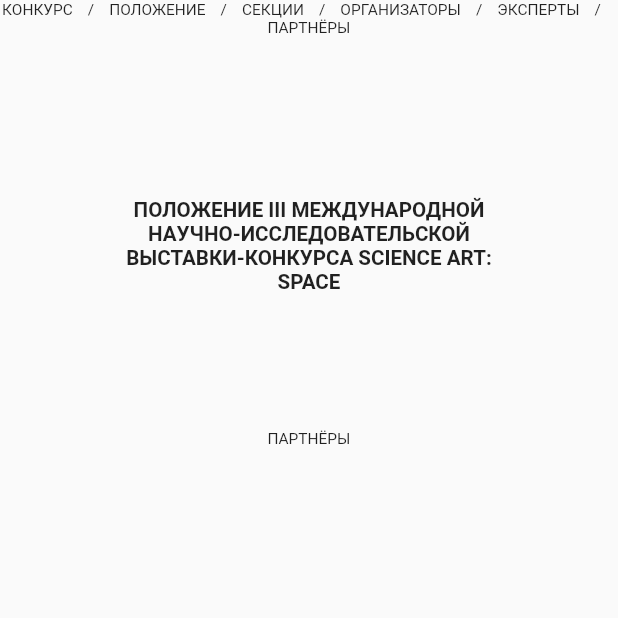
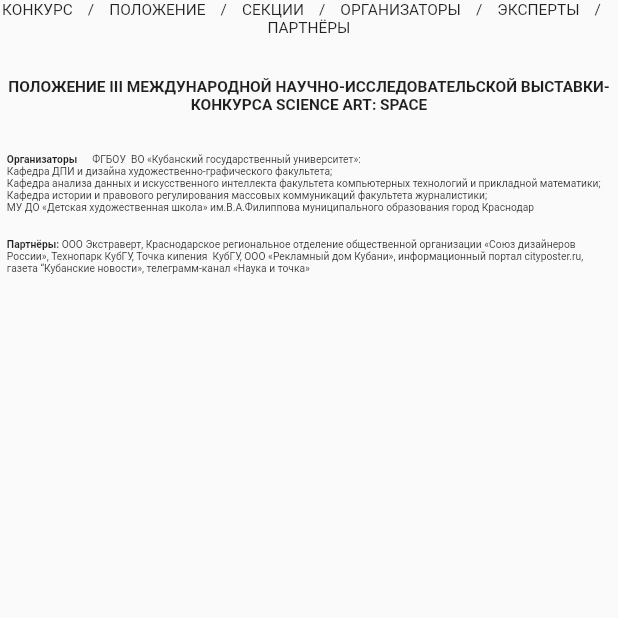
Before and after one commit to AirMax2303/science_art, a Flutter app: the StatutePage screen opened directly, after a tap on "ПОЛОЖЕНИЕ", on a phone screen of 412 x 824 dp, the top half of it. Run offline on Flutter 3.47's test engine with Material 2 defaults, Android fonts, the phone set to English and light mode, and no system bars; our stand-ins replace flutter_svg, hive, hive_flutter, reactive_forms, sqflite, video_player; accounts and stored records are empty; network calls fail.

Commit message:
update statute_page.dart

```diff
--- a/lib/main.dart
+++ b/lib/main.dart
@@ -58,7 +58,7 @@
             return const DesktopView();
           } else {
             // Todo: MobileView
-            return const MobileView(); //Text(MediaQuery.of(context).orientation.toString());
+            return const DesktopView(); //Text(MediaQuery.of(context).orientation.toString());
           }
         },
       ),
--- a/lib/page_views/desktop/desktop_view.dart
+++ b/lib/page_views/desktop/desktop_view.dart
@@ -1,6 +1,7 @@
 import 'dart:async';
 import 'dart:convert';
 import 'package:flutter/material.dart';
+import 'package:science_art/page_views/desktop/widgets/header_widget.dart';
 import 'package:video_player/video_player.dart';
 import '../../app/theme/app_pallete.dart';
 import 'features/admin_page.dart';
@@ -19,9 +20,9 @@
   late VideoPlayerController _controller;
   Timer? timer;
   String dat = '';
-  Map<String, String> get headers => {
-    'Content-Type': 'application/json'
-  };
+
+  Map<String, String> get headers => {'Content-Type': 'application/json'};
+
   //var url = 'http://science-art.pro/work_db/list.php';
 
   Future<http.Response> fetchAlbum() {
@@ -65,109 +66,28 @@
         fontSize: mediaQuery.size.width / 55, color: AppPallete.black4);
     return Scaffold(
       body: LayoutBuilder(
-          builder: (context, constraints) => Center(
-                child: SingleChildScrollView(
+          builder: (context, constraints) => SingleChildScrollView(
                 child: Column(
                   children: [
                     //Container(height: 900,width: MediaQuery.of(context).size.width, child: VideoPlayer(_controller)),
-                      SizedBox(
-                          height: constraints.maxHeight,
+                    //Text('${constraints.maxHeight} | ${constraints.maxWidth}'),
+                    Center(
+                      child: SizedBox(
+                          height: constraints.maxWidth / 1.78,
                           width: constraints.maxWidth,
                           child: VideoPlayer(_controller)),
-                      const SizedBox(height: 10),
-                      SizedBox(
-                        width: constraints.maxWidth,
-                        child: Wrap(
-                          alignment: WrapAlignment.center,
-                          //mainAxisAlignment: MainAxisAlignment.center,
-                          children: [
-                            InkWell(
-                              onTap: () {
-                                Navigator.push(
-                                  context,
-                                  MaterialPageRoute(
-                                      builder: (context) =>
-                                          const DesktopView()),
-                                );
-                              },
-                              child: Text(
-                                'КОНКУРС',
-                                style: headTextStyle,
                     ),
-                            ),
-                            const SizedBox(width: 10),
+                    //const SizedBox(height: 10),
+                    //Text('${constraints.maxHeight} | ${constraints.maxWidth}'),
+
+                    const HeaderWidget(),
+                    SizedBox(height: mediaQuery.size.width / 15),
                     Text(
-                              '/',
-                              style: headTextStyle,
-                            ),
-                            const SizedBox(width: 10),
-                            InkWell(
-                              onTap: () {
-                                Navigator.push(
-                                  context,
-                                  MaterialPageRoute(
-                                      builder: (context) =>
-                                          const StatutePage()),
-                                );
-                              },
-                              child: Text(
-                                'ПОЛОЖЕНИЕ',
-                                style: headTextStyle,
-                              ),
-                            ),
-                            const SizedBox(width: 10),
-                            Text(
-                              '/',
-                              style: headTextStyle,
-                            ),
-                            const SizedBox(width: 10),
-                            Text(
-                              'СЕКЦИИ',
-                              style: headTextStyle,
-                            ),
-                            const SizedBox(width: 10),
-                            Text(
-                              '/',
-                              style: headTextStyle,
-                            ),
-                            const SizedBox(width: 10),
-                            Text(
-                              'ОРГАНИЗАТОРЫ',
-                              style: headTextStyle,
-                            ),
-                            const SizedBox(width: 10),
-                            Text(
-                              '/',
-                              style: headTextStyle,
-                            ),
-                            const SizedBox(width: 10),
-                            Text(
-                              'ЭКСПЕРТЫ',
-                              style: headTextStyle,
-                            ),
-                            const SizedBox(width: 10),
-                            Text(
-                              '/',
-                              style: headTextStyle,
-                            ),
-                            const SizedBox(width: 10),
-                            Text(
-                              'ПАРТНЁРЫ',
-                              style: headTextStyle,
-                            ),
-                          ],
-                        ),
-                      ),
-                      SizedBox(height: mediaQuery.size.width / 15),
-                      Padding(
-                        padding: const EdgeInsets.all(80.0),
-                        child: Text(
                       '||| МЕЖДУНАРОДНАЯ НАУЧНО-ИССЛЕДОВАТЕЛЬСКАЯ ВЫСТАВКА-КОНКУРС SCIENCE ART: SPACE',
                       style: TextStyle(
                           fontSize: MediaQuery.of(context).size.width / 30,
                           fontWeight: FontWeight.w600),
                       textAlign: TextAlign.center,
-                        ),
                     ),
                     SizedBox(height: mediaQuery.size.width / 15),
                     SingleChildScrollView(
@@ -312,14 +232,7 @@
                       color: Colors.black87,
                     ),
                     SizedBox(height: mediaQuery.size.width / 15),
-                      Text('Участники', style: headTextStyle),
-                      SizedBox(height: mediaQuery.size.width / 20),
-                      Text(dat),
-                      //SvgPicture.asset('assets/image/22.png')
-                      //Image.asset('assets/img.png'),
-                      //Image(image: AssetImage('assets/img.png'));
-                      //Image.asset('assets/experts/belpay.jpg'),
-/*                      Row(
+                    Row(
                       mainAxisAlignment: MainAxisAlignment.center,
                       children: [
                         SizedBox(
@@ -333,8 +246,22 @@
                         ),
                       ],
                     ),
+                    SizedBox(height: mediaQuery.size.width / 15),
+                    Divider(
+                      thickness: MediaQuery.of(context).size.width / 300,
+                      height: MediaQuery.of(context).size.width / 300,
+                      color: Colors.black87,
+                    ),
+                    SizedBox(height: mediaQuery.size.width / 15),
+                    Text('Участники', style: headTextStyle),
+                    SizedBox(height: mediaQuery.size.width / 20),
+                    Text(dat),
+                    //SvgPicture.asset('assets/image/22.png')
+                    //Image.asset('assets/img.png'),
+                    //Image(image: AssetImage('assets/img.png'));
+                    //Image.asset('assets/experts/belpay.jpg'),
 
- */
+
                     SizedBox(height: mediaQuery.size.width / 15),
                     Text(
                       'Подробно по выставке: Морозкина Елена Анатольевна',
@@ -376,7 +303,6 @@
                     ),
                   ],
                 ),
-                ),
               )),
     );
   }
--- a/lib/page_views/desktop/features/statute_page.dart
+++ b/lib/page_views/desktop/features/statute_page.dart
@@ -1,6 +1,7 @@
 import 'package:flutter/material.dart';
 import '../../../app/theme/app_pallete.dart';
 import '../desktop_view.dart';
+import '../widgets/header_widget.dart';
 
 class StatutePage extends StatefulWidget {
   const StatutePage({Key? key}) : super(key: key);
@@ -13,116 +14,120 @@
   @override
   Widget build(BuildContext context) {
     final mediaQuery = MediaQuery.of(context);
-    final headTextStyle = TextStyle(fontSize: mediaQuery.size.width / 40);
-    final countingDown =
-    TextStyle(fontSize: mediaQuery.size.width / 30, color: AppPallete.blue);
-    final timeTextStyle = TextStyle(
-        fontSize: mediaQuery.size.width / 50, color: AppPallete.black4);
+    final simpleText = TextStyle(fontSize: mediaQuery.size.width / 60);
+
     return Scaffold(
-      body: LayoutBuilder(
-          builder: (context, constraints) => SingleChildScrollView(
+      body: SingleChildScrollView(
         child: Column(
-                    mainAxisAlignment: MainAxisAlignment.start,
+          crossAxisAlignment: CrossAxisAlignment.start,
           children: [
-                      Wrap(
-                          alignment: WrapAlignment.center,
-                          //mainAxisAlignment: MainAxisAlignment.center,
+            const Center(child: HeaderWidget()),
+            SizedBox(height: mediaQuery.size.width / 15),
+            Text(
+              'ПОЛОЖЕНИЕ III МЕЖДУНАРОДНОЙ НАУЧНО-ИССЛЕДОВАТЕЛЬСКОЙ ВЫСТАВКИ-КОНКУРСА SCIENCE ART: SPACE',
+              style: TextStyle(
+                  fontSize: MediaQuery.of(context).size.width / 40,
+                  fontWeight: FontWeight.w600),
+              textAlign: TextAlign.center,
+            ),
+            SizedBox(height: mediaQuery.size.width / 15),
+            //RichText(
+            //  text: TextSpan(
+            //    //text: 'Hello ',
+            //    style: TextStyle(fontSize: MediaQuery.of(context).size.width / 60),
+            //    children: const <TextSpan>[
+            //      TextSpan(text: 'Организаторы', style: TextStyle(fontWeight: FontWeight.bold)),
+            //      TextSpan(text: ' ФГБОУ  ВО «Кубанский государственный университет»:'),
+            //      TextSpan(text: ' Кафедра ДПИ и дизайна художественно-графического факультета;'),
+            //    ],
+            //  ),
+            //),
+            Padding(
+              padding: EdgeInsets.only(
+                left: mediaQuery.size.width / 90,
+                right: mediaQuery.size.width / 90,
+              ),
+              child: Column(
+                crossAxisAlignment: CrossAxisAlignment.start,
                 children: [
-                            InkWell(
-                              onTap: () {
-                                Navigator.push(
-                                  context,
-                                  MaterialPageRoute(
-                                      builder: (context) =>
-                                          const DesktopView()),
-                                );
-                              },
-                              child: Text(
-                                'КОНКУРС',
-                                style: headTextStyle,
-                              ),
+                  Row(
+                    children: [
+                      Text(
+                        'Организаторы',
+                        style: simpleText.copyWith(fontWeight: FontWeight.bold),
                       ),
                       const SizedBox(width: 10),
                       Text(
-                              '/',
-                              style: headTextStyle,
-                            ),
-                            const SizedBox(width: 10),
-                            InkWell(
-                              onTap: () {
-                                Navigator.push(
-                                  context,
-                                  MaterialPageRoute(
-                                      builder: (context) =>
-                                          const StatutePage()),
-                                );
-                              },
-                              child: Text(
-                                'ПОЛОЖЕНИЕ',
-                                style: headTextStyle,
-                              ),
-                            ),
-                            const SizedBox(width: 10),
-                            Text(
-                              '/',
-                              style: headTextStyle,
-                            ),
-                            const SizedBox(width: 10),
-                            Text(
-                              'СЕКЦИИ',
-                              style: headTextStyle,
-                            ),
-                            const SizedBox(width: 10),
-                            Text(
-                              '/',
-                              style: headTextStyle,
-                            ),
-                            const SizedBox(width: 10),
-                            Text(
-                              'ОРГАНИЗАТОРЫ',
-                              style: headTextStyle,
-                            ),
-                            const SizedBox(width: 10),
-                            Text(
-                              '/',
-                              style: headTextStyle,
-                            ),
-                            const SizedBox(width: 10),
-                            Text(
-                              'ЭКСПЕРТЫ',
-                              style: headTextStyle,
-                            ),
-                            const SizedBox(width: 10),
-                            Text(
-                              '/',
-                              style: headTextStyle,
-                            ),
-                            const SizedBox(width: 10),
-                            Text(
-                              'ПАРТНЁРЫ',
-                              style: headTextStyle,
+                        'ФГБОУ  ВО «Кубанский государственный университет»:',
+                        style: simpleText,
                       ),
                     ],
                   ),
-
-                      SizedBox(height: mediaQuery.size.width / 15),
-                      Padding(
-                        padding: const EdgeInsets.all(80.0),
-                        child: Text(
-                          'ПОЛОЖЕНИЕ III МЕЖДУНАРОДНОЙ НАУЧНО-ИССЛЕДОВАТЕЛЬСКОЙ ВЫСТАВКИ-КОНКУРСА SCIENCE ART: SPACE',
-                          style: TextStyle(
-                              fontSize: MediaQuery.of(context).size.width / 30,
-                              fontWeight: FontWeight.w600),
-                          textAlign: TextAlign.center,
+                  Text(
+                    'Кафедра ДПИ и дизайна художественно-графического факультета;',
+                    style: simpleText,
                   ),
+                  Text(
+                    'Кафедра анализа данных и искусственного интеллекта факультета компьютерных технологий и прикладной математики;',
+                    style: simpleText,
                   ),
-                      SizedBox(height: mediaQuery.size.width / 40),
                   Text(
-                        'ПАРТНЁРЫ',
-                        style: headTextStyle,
+                    'Кафедра истории и правового регулирования массовых коммуникаций факультета журналистики;',
+                    style: simpleText,
+                  ),
+                  Text(
+                    'МУ ДО «Детская художественная школа» им.В.А.Филиппова муниципального образования город Краснодар',
+                    style: simpleText,
+                  ),
+                  SizedBox(height: mediaQuery.size.width / 25),
+                  Wrap(
+                    children: [
+                      Text(
+                        'Партнёры: ',
+                        style: simpleText.copyWith(fontWeight: FontWeight.bold),
+                      ),
+                      Text(
+                        'ООО Экстраверт, ',
+                        style: simpleText,
+                      ),
+                      Text(
+                        'Краснодарское региональное отделение общественной организации «Союз дизайнеров ',
+                        style: simpleText,
+                      ),
+                      Text(
+                        'России», ',
+                        style: simpleText,
+                      ),
+                      Text(
+                        'Технопарк КубГУ, ',
+                        style: simpleText,
+                      ),
+                      Text(
+                        'Точка кипения  КубГУ, ',
+                        style: simpleText,
+                      ),
+                      Text(
+                        'ООО «Рекламный дом Кубани», ',
+                        style: simpleText,
+                      ),
+                      Text(
+                        'информационный портал cityposter.ru, ',
+                        style: simpleText,
+                      ),
+                      Text(
+                        'газета “Кубанские новости», ',
+                        style: simpleText,
+                      ),
+                      Text(
+                        'телеграмм-канал «Наука и точка»',
+                        style: simpleText,
                       ),
                     ],
                   ),
+                ],
+              ),
+            ),
+          ],
         ),
       ),
     );
--- /dev/null
+++ b/lib/page_views/desktop/widgets/header_widget.dart
@@ -0,0 +1,101 @@
+import 'package:flutter/material.dart';
+import '../../../app/theme/app_pallete.dart';
+import '../desktop_view.dart';
+import '../features/statute_page.dart';
+
+class HeaderWidget extends StatefulWidget {
+  const HeaderWidget({Key? key}) : super(key: key);
+
+  @override
+  State<HeaderWidget> createState() => _HeaderWidgetState();
+}
+
+class _HeaderWidgetState extends State<HeaderWidget> {
+  @override
+  Widget build(BuildContext context) {
+    final mediaQuery = MediaQuery.of(context);
+    final headTextStyle = TextStyle(fontSize: mediaQuery.size.width / 40);
+    final countingDown =
+    TextStyle(fontSize: mediaQuery.size.width / 30, color: AppPallete.blue);
+    final timeTextStyle = TextStyle(
+        fontSize: mediaQuery.size.width / 50, color: AppPallete.black4);
+    return Wrap(
+      alignment: WrapAlignment.center,
+      //mainAxisAlignment: MainAxisAlignment.center,
+      children: [
+        InkWell(
+          onTap: () {
+            Navigator.push(
+              context,
+              MaterialPageRoute(
+                  builder: (context) => const DesktopView()),
+            );
+          },
+          child: Text(
+            'КОНКУРС',
+            style: headTextStyle,
+          ),
+        ),
+        const SizedBox(width: 10),
+        Text(
+          '/',
+          style: headTextStyle,
+        ),
+        const SizedBox(width: 10),
+        InkWell(
+          onTap: () {
+            Navigator.push(
+              context,
+              MaterialPageRoute(
+                  builder: (context) => const StatutePage()),
+            );
+          },
+          child: Text(
+            'ПОЛОЖЕНИЕ',
+            style: headTextStyle,
+          ),
+        ),
+        const SizedBox(width: 10),
+        Text(
+          '/',
+          style: headTextStyle,
+        ),
+        const SizedBox(width: 10),
+        Text(
+          'СЕКЦИИ',
+          style: headTextStyle,
+        ),
+        const SizedBox(width: 10),
+        Text(
+          '/',
+          style: headTextStyle,
+        ),
+        const SizedBox(width: 10),
+        Text(
+          'ОРГАНИЗАТОРЫ',
+          style: headTextStyle,
+        ),
+        const SizedBox(width: 10),
+        Text(
+          '/',
+          style: headTextStyle,
+        ),
+        const SizedBox(width: 10),
+        Text(
+          'ЭКСПЕРТЫ',
+          style: headTextStyle,
+        ),
+        const SizedBox(width: 10),
+        Text(
+          '/',
+          style: headTextStyle,
+        ),
+        const SizedBox(width: 10),
+        Text(
+          'ПАРТНЁРЫ',
+          style: headTextStyle,
+        ),
+      ],
+    );
+  }
+}
```
Lines whose indentation alone changed are shown as unchanged.
